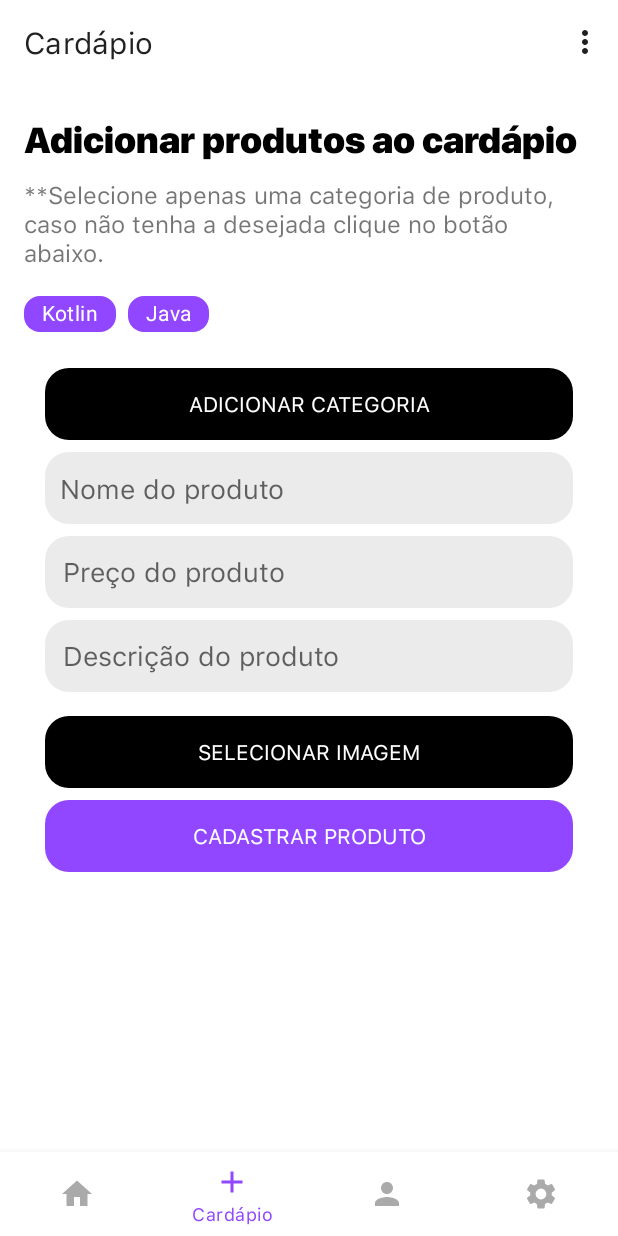
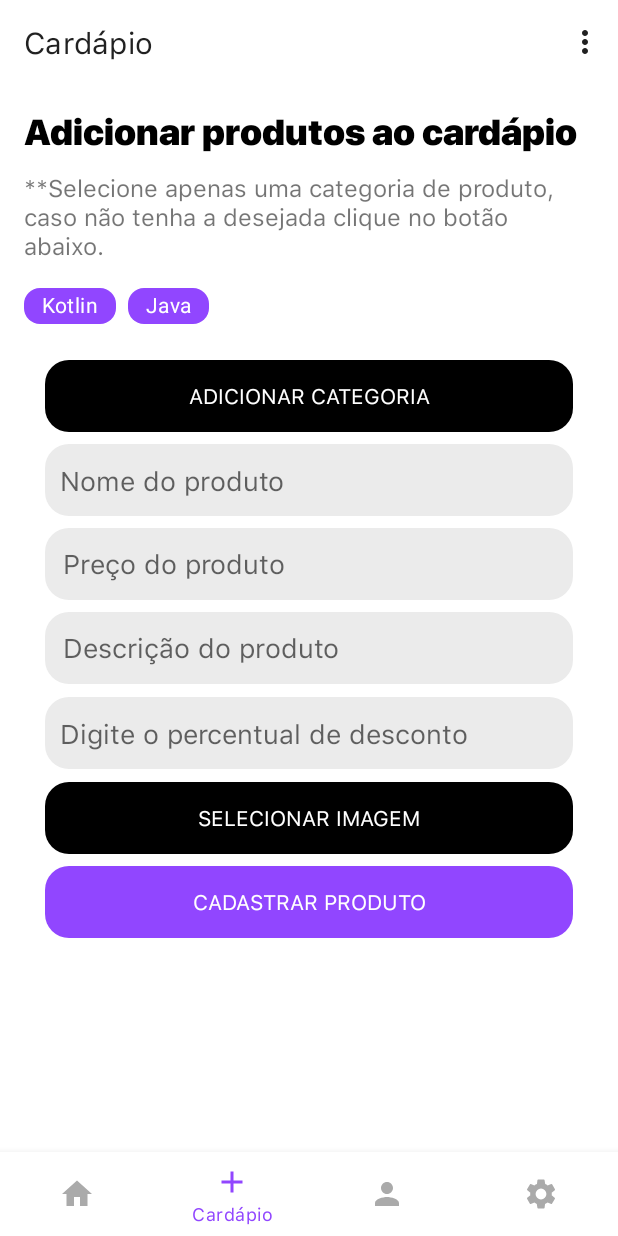
Before and after one commit to gleysonabreu/CardapiosEmpresa, an Android app: the screen it shows after launch once a user with an empty profile is signed in (MainActivity), item 2 of the bottom bar chosen, on a phone screen of 412 x 824 dp. Run offline under Robolectric (Android 15) with nearby library versions, the phone set to English and light mode, and no system bars; our stand-ins replace Firebase (no records; nobody signed in at launch, a user with empty details on screens opened directly).

Commit message:
Adiciona o design da Activity de adicionar categorias, sistema de adicionar categorias funcionando

```diff
--- a/app/src/main/java/com/gleysonabreu/cardatronicoempresa/fragment/AddCardapioFragment.kt
+++ b/app/src/main/java/com/gleysonabreu/cardatronicoempresa/fragment/AddCardapioFragment.kt
@@ -1,6 +1,7 @@
 package com.gleysonabreu.cardatronicoempresa.fragment
 
 
+import android.content.Intent
 import android.content.res.ColorStateList
 import android.graphics.Color
 import android.os.Bundle
@@ -11,8 +12,12 @@ import android.view.ViewGroup
 import android.widget.Toast
 
 import com.gleysonabreu.cardatronicoempresa.R
+import com.gleysonabreu.cardatronicoempresa.activity.CategoryActivity
+import com.gleysonabreu.cardatronicoempresa.model.Category
 import com.google.android.material.chip.Chip
+import kotlinx.android.synthetic.main.fragment_add_cardapio.*
 import kotlinx.android.synthetic.main.fragment_add_cardapio.view.*
+import kotlinx.android.synthetic.main.fragment_add_cardapio.view.buttonOpenCategory
 
 /**
  * A simple [Fragment] subclass.
@@ -25,6 +30,14 @@ class AddCardapioFragment : Fragment() {
     ): View? {
         // Inflate the layout for this fragment
         var viewOfLayout = inflater.inflate(R.layout.fragment_add_cardapio, container, false)
+
+        //Open Add Category
+        viewOfLayout.buttonOpenCategory.setOnClickListener {
+
+            var i: Intent = Intent(activity, CategoryActivity::class.java);
+            startActivity(i)
+
+        }
 
         viewOfLayout.chip_group.isSingleSelection = true;
         val chip: Chip = Chip(activity);
--- a/app/src/main/java/com/gleysonabreu/cardatronicoempresa/model/Category.kt
+++ b/app/src/main/java/com/gleysonabreu/cardatronicoempresa/model/Category.kt
@@ -1,5 +1,7 @@
 package com.gleysonabreu.cardatronicoempresa.model
 
+import com.gleysonabreu.cardatronicoempresa.helper.SettingsFirebase
+import com.google.firebase.database.DatabaseReference
 import java.io.Serializable
 
 class Category : Serializable {
@@ -9,6 +11,9 @@ class Category : Serializable {
 
     fun saveCategory(){
 
+        var firebaseRef: DatabaseReference = SettingsFirebase.getFirebase();
+        var categorys: DatabaseReference = firebaseRef.child("category").child( id );
+        categorys.setValue(this);
 
     }
 
--- a/app/src/main/res/layout/fragment_add_cardapio.xml
+++ b/app/src/main/res/layout/fragment_add_cardapio.xml
@@ -20,7 +20,7 @@
             android:layout_marginStart="16dp"
             android:layout_marginEnd="16dp"
             android:layout_marginBottom="16dp"
-            app:layout_constraintBottom_toTopOf="@+id/button2"
+            app:layout_constraintBottom_toTopOf="@+id/buttonOpenCategory"
             app:layout_constraintEnd_toEndOf="parent"
             app:layout_constraintHorizontal_bias="0.5"
             app:layout_constraintStart_toStartOf="parent"
@@ -64,7 +64,7 @@
             app:layout_constraintEnd_toEndOf="parent"
             app:layout_constraintHorizontal_bias="0.5"
             app:layout_constraintStart_toStartOf="parent"
-            app:layout_constraintTop_toBottomOf="@+id/button3"
+            app:layout_constraintTop_toBottomOf="@+id/buttonSelectImage"
             app:layout_constraintVertical_chainStyle="packed" />
 
         <TextView
@@ -87,7 +87,7 @@
             app:layout_constraintVertical_chainStyle="packed" />
 
         <android.widget.Button
-            android:id="@+id/button2"
+            android:id="@+id/buttonOpenCategory"
             android:layout_width="0dp"
             android:layout_height="48dp"
             android:layout_marginStart="30dp"
@@ -98,7 +98,7 @@
             android:stateListAnimator="@null"
             android:text="@string/addCategory"
             android:textColor="@android:color/white"
-            app:layout_constraintBottom_toTopOf="@+id/editText"
+            app:layout_constraintBottom_toTopOf="@+id/editTextNameProduct"
             app:layout_constraintEnd_toEndOf="parent"
             app:layout_constraintHorizontal_bias="1.0"
             app:layout_constraintStart_toStartOf="parent"
@@ -106,7 +106,7 @@
             app:layout_constraintVertical_chainStyle="packed" />
 
         <EditText
-            android:id="@+id/editText"
+            android:id="@+id/editTextNameProduct"
             android:layout_width="0dp"
             android:layout_height="48dp"
             android:layout_marginStart="30dp"
@@ -117,15 +117,15 @@
             android:hint="@string/nameProduct"
             android:inputType="textPersonName"
             android:padding="10dp"
-            app:layout_constraintBottom_toTopOf="@+id/editText2"
+            app:layout_constraintBottom_toTopOf="@+id/editTextPriceProduct"
             app:layout_constraintEnd_toEndOf="parent"
             app:layout_constraintHorizontal_bias="0.5"
             app:layout_constraintStart_toStartOf="parent"
-            app:layout_constraintTop_toBottomOf="@+id/button2"
+            app:layout_constraintTop_toBottomOf="@+id/buttonOpenCategory"
             app:layout_constraintVertical_chainStyle="packed" />
 
         <EditText
-            android:id="@+id/editText2"
+            android:id="@+id/editTextPriceProduct"
             android:layout_width="0dp"
             android:layout_height="48dp"
             android:layout_marginStart="30dp"
@@ -136,34 +136,34 @@
             android:hint="@string/priceProduct"
             android:inputType="number|numberDecimal"
             android:padding="12dp"
-            app:layout_constraintBottom_toTopOf="@+id/editText3"
+            app:layout_constraintBottom_toTopOf="@+id/editTextDescriptionProduct"
             app:layout_constraintEnd_toEndOf="parent"
             app:layout_constraintHorizontal_bias="0.5"
             app:layout_constraintStart_toStartOf="parent"
-            app:layout_constraintTop_toBottomOf="@+id/editText"
+            app:layout_constraintTop_toBottomOf="@+id/editTextNameProduct"
             app:layout_constraintVertical_chainStyle="packed" />
 
         <EditText
-            android:id="@+id/editText3"
+            android:id="@+id/editTextDescriptionProduct"
             android:layout_width="0dp"
             android:layout_height="48dp"
             android:layout_marginStart="30dp"
             android:layout_marginEnd="30dp"
-            android:layout_marginBottom="16dp"
+            android:layout_marginBottom="65dp"
             android:background="@drawable/shape_arrounded"
             android:ems="10"
             android:hint="@string/descriptionProduct"
             android:inputType="textPersonName"
             android:padding="12dp"
-            app:layout_constraintBottom_toTopOf="@+id/button3"
+            app:layout_constraintBottom_toTopOf="@+id/buttonSelectImage"
             app:layout_constraintEnd_toEndOf="parent"
             app:layout_constraintHorizontal_bias="0.5"
             app:layout_constraintStart_toStartOf="parent"
-            app:layout_constraintTop_toBottomOf="@+id/editText2"
+            app:layout_constraintTop_toBottomOf="@+id/editTextPriceProduct"
             app:layout_constraintVertical_chainStyle="packed" />
 
         <android.widget.Button
-            android:id="@+id/button3"
+            android:id="@+id/buttonSelectImage"
             android:layout_width="0dp"
             android:layout_height="48dp"
             android:layout_marginStart="30dp"
@@ -178,8 +178,24 @@
             app:layout_constraintEnd_toEndOf="parent"
             app:layout_constraintHorizontal_bias="0.5"
             app:layout_constraintStart_toStartOf="parent"
-            app:layout_constraintTop_toBottomOf="@+id/editText3"
+            app:layout_constraintTop_toBottomOf="@+id/editTextDescriptionProduct"
             app:layout_constraintVertical_chainStyle="packed" />
+
+        <EditText
+            android:id="@+id/editTextDisccountProduct"
+            android:layout_width="0dp"
+            android:layout_height="48dp"
+            android:layout_marginStart="30dp"
+            android:layout_marginEnd="30dp"
+            android:background="@drawable/shape_arrounded"
+            android:ems="10"
+            android:hint="@string/disccount"
+            android:inputType="textPersonName"
+            android:padding="10dp"
+            app:layout_constraintBottom_toTopOf="@+id/buttonSelectImage"
+            app:layout_constraintEnd_toEndOf="parent"
+            app:layout_constraintStart_toStartOf="parent"
+            app:layout_constraintTop_toBottomOf="@+id/editTextDescriptionProduct" />
 
     </androidx.constraintlayout.widget.ConstraintLayout>
 
--- a/app/src/main/res/values/strings.xml
+++ b/app/src/main/res/values/strings.xml
@@ -34,7 +34,10 @@
     <string name="descriptionProduct">Descrição do produto</string>
     <string name="selectimage">Selecionar imagem</string>
     <string name="cadastrarProduto">Cadastrar produto</string>
+    <string name="disccount">Digite o percentual de desconto</string>
     <string name="warningCategory">**Selecione apenas uma categoria de produto, caso não tenha a desejada clique no botão abaixo.</string>
+    <string name="nameCategory">Nome da categoria</string>
+    <string name="cadastrarCategoria">Cadastrar categoria</string>
 
     <!-- TODO: Remove or change this placeholder text -->
     <string name="hello_blank_fragment">Hello blank fragment</string>
```
Also changed, not shown: app/src/main/AndroidManifest.xml (+5 -2 lines), app/src/main/java/com/gleysonabreu/cardatronicoempresa/activity/CategoryActivity.kt (added, +113 -0 lines), app/src/main/java/com/gleysonabreu/cardatronicoempresa/helper/Base64Custom.kt (added, +20 -0 lines), app/src/main/res/layout/activity_category.xml (added, +77 -0 lines).
